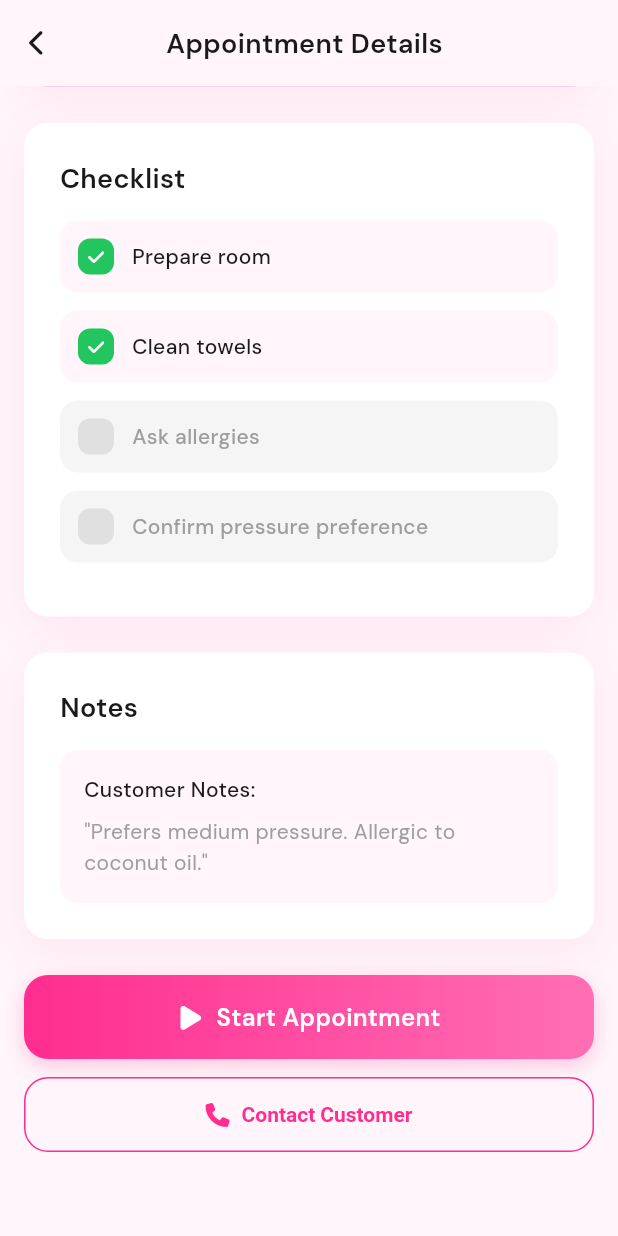
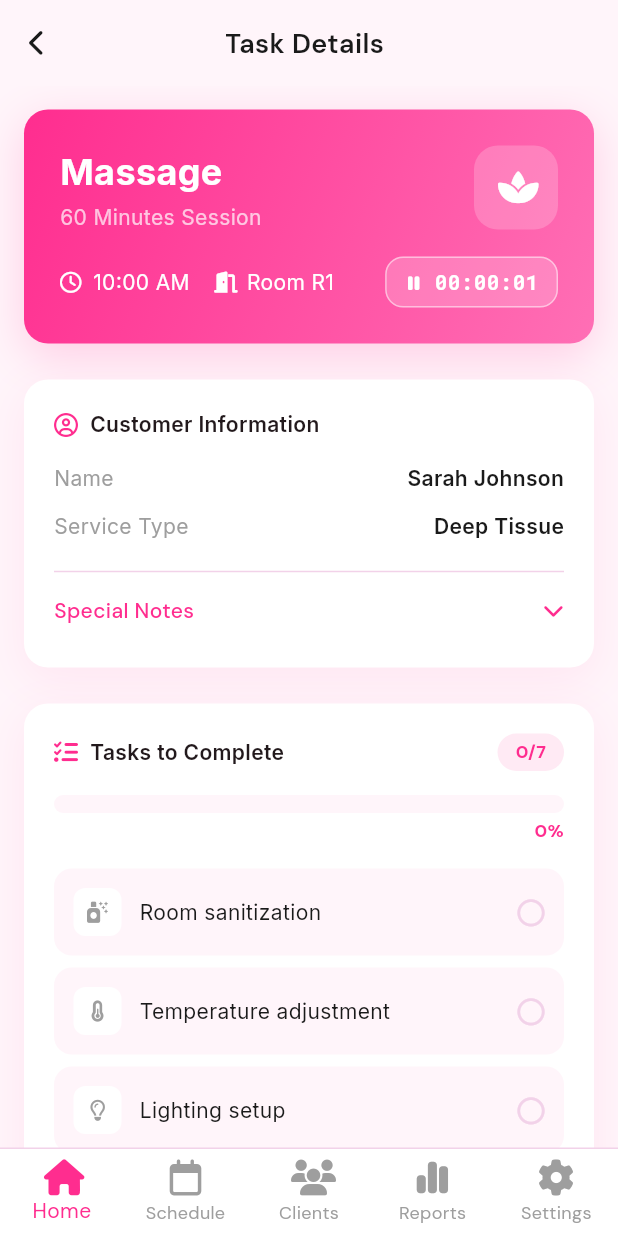
Before and after one commit to softdevglobal/bmspro-pink, a Flutter app: the AppointmentDetailsPage screen opened directly, scrolled down 774 dp, after a tap on "Start Appointment", on a phone screen of 412 x 824 dp. Run offline on Flutter 3.47's test engine with Material 3 defaults, Android fonts, the phone set to English and light mode, and no system bars; our stand-ins replace fl_chart, font_awesome_flutter, google_fonts; network calls fail.

Commit message:
task-details

```diff
--- a/lib/screens/appointment_details_page.dart
+++ b/lib/screens/appointment_details_page.dart
@@ -1,6 +1,7 @@
 import 'dart:async';
 import 'package:flutter/material.dart';
 import 'package:font_awesome_flutter/font_awesome_flutter.dart';
+import 'task_details_page.dart';
 
 // --- 1. Theme & Colors ---
 class AppColors {
@@ -372,7 +373,15 @@ class _AppointmentDetailsPageState extends State<AppointmentDetailsPage> with Ti
   Widget _buildActionButtons() {
     return Column(
       children: [
-        _GradientButton(text: 'Start Appointment', icon: FontAwesomeIcons.play, onPressed: () {}),
+        _GradientButton(
+          text: 'Start Appointment',
+          icon: FontAwesomeIcons.play,
+          onPressed: () {
+            Navigator.of(context).push(
+              MaterialPageRoute(builder: (_) => const TaskDetailsPage()),
+            );
+          },
+        ),
         const SizedBox(height: 12),
         SizedBox(
           width: double.infinity,
--- /dev/null
+++ b/lib/screens/task_details_page.dart
@@ -0,0 +1,517 @@
+import 'dart:async';
+import 'package:flutter/material.dart';
+import 'package:google_fonts/google_fonts.dart';
+import 'package:font_awesome_flutter/font_awesome_flutter.dart';
+
+// --- 1. Theme & Colors ---
+class AppColors {
+  static const primary = Color(0xFFFF2D8F);
+  static const primaryDark = Color(0xFFD81F75);
+  static const accent = Color(0xFFFF6FB5);
+  static const background = Color(0xFFFFF5FA);
+  static const card = Colors.white;
+  static const text = Color(0xFF1A1A1A);
+  static const muted = Color(0xFF9E9E9E);
+  static const border = Color(0xFFF2D2E9);
+}
+
+class TaskDetailsPage extends StatefulWidget {
+  const TaskDetailsPage({super.key});
+
+  @override
+  State<TaskDetailsPage> createState() => _TaskDetailsPageState();
+}
+
+class _TaskDetailsPageState extends State<TaskDetailsPage> with TickerProviderStateMixin {
+  // --- Stopwatch State ---
+  Timer? _stopwatchTimer;
+  int _elapsedSeconds = 0;
+  bool _isStopwatchRunning = false;
+
+  // --- Task State ---
+  bool _isNotesExpanded = false;
+  bool _isFinishing = false;
+
+  // Mock Data from HTML
+  final List<Map<String, dynamic>> _tasks = [
+    {'id': 1, 'title': 'Room sanitization', 'icon': FontAwesomeIcons.sprayCanSparkles, 'completed': false},
+    {'id': 2, 'title': 'Temperature adjustment', 'icon': FontAwesomeIcons.temperatureHalf, 'completed': false},
+    {'id': 3, 'title': 'Lighting setup', 'icon': FontAwesomeIcons.lightbulb, 'completed': false},
+    {'id': 4, 'title': 'Ambient music', 'icon': FontAwesomeIcons.music, 'completed': false},
+    {'id': 5, 'title': 'Essential oils ready', 'icon': FontAwesomeIcons.droplet, 'completed': false},
+    {'id': 6, 'title': 'Towels warmed', 'icon': FontAwesomeIcons.handSparkles, 'completed': false},
+    {'id': 7, 'title': 'Client form reviewed', 'icon': FontAwesomeIcons.clipboardCheck, 'completed': false},
+  ];
+
+  // Animations
+  late AnimationController _pulseController;
+  late Animation<double> _pulseAnimation;
+
+  @override
+  void initState() {
+    super.initState();
+    // 1. Auto-start stopwatch on load
+    _startStopwatch();
+    // 2. Setup Pulse Animation for Finish Button
+    _pulseController = AnimationController(
+      vsync: this,
+      duration: const Duration(seconds: 2),
+    );
+    _pulseAnimation = Tween<double>(begin: 1.0, end: 1.05).animate(
+      CurvedAnimation(parent: _pulseController, curve: Curves.easeInOut),
+    );
+  }
+
+  @override
+  void dispose() {
+    _stopwatchTimer?.cancel();
+    _pulseController.dispose();
+    super.dispose();
+  }
+
+  // --- Stopwatch Logic ---
+  void _startStopwatch() {
+    if (_isStopwatchRunning) return;
+    setState(() => _isStopwatchRunning = true);
+    _stopwatchTimer = Timer.periodic(const Duration(seconds: 1), (timer) {
+      setState(() {
+        _elapsedSeconds++;
+      });
+    });
+  }
+
+  void _stopStopwatch() {
+    _stopwatchTimer?.cancel();
+    setState(() => _isStopwatchRunning = false);
+  }
+
+  void _toggleStopwatch() {
+    if (_isStopwatchRunning) {
+      _stopStopwatch();
+    } else {
+      _startStopwatch();
+    }
+  }
+
+  String _formatTime(int totalSeconds) {
+    final hrs = (totalSeconds ~/ 3600).toString().padLeft(2, '0');
+    final mins = ((totalSeconds % 3600) ~/ 60).toString().padLeft(2, '0');
+    final secs = (totalSeconds % 60).toString().padLeft(2, '0');
+    return "$hrs:$mins:$secs";
+  }
+
+  // --- Task Progress Logic ---
+  int get _completedCount => _tasks.where((t) => t['completed']).length;
+  int get _totalCount => _tasks.length;
+  double get _progress => _totalCount == 0 ? 0 : _completedCount / _totalCount;
+  bool get _isComplete => _completedCount == _totalCount;
+
+  void _toggleTask(int index) {
+    setState(() {
+      _tasks[index]['completed'] = !_tasks[index]['completed'];
+      // Trigger pulse animation if all done
+      if (_isComplete) {
+        _pulseController.repeat(reverse: true);
+      } else {
+        _pulseController.stop();
+        _pulseController.reset();
+      }
+    });
+  }
+
+  void _handleFinish() async {
+    if (!_isComplete) return;
+    // Stop timer on finish
+    _stopStopwatch();
+    setState(() => _isFinishing = true);
+    // Simulate network delay
+    await Future.delayed(const Duration(seconds: 2));
+    if (mounted) {
+      setState(() => _isFinishing = false);
+      Navigator.pop(context); // Go back to previous screen
+      ScaffoldMessenger.of(context).showSnackBar(
+        const SnackBar(content: Text("Task Completed Successfully!")),
+      );
+    }
+  }
+
+  // --- UI Construction ---
+  @override
+  Widget build(BuildContext context) {
+    return Scaffold(
+      backgroundColor: AppColors.background,
+      body: SafeArea(
+        child: Column(
+          children: [
+            _buildHeader(),
+            Expanded(
+              child: SingleChildScrollView(
+                padding: const EdgeInsets.all(16),
+                child: Column(
+                  children: [
+                    _buildServiceHeader(),
+                    const SizedBox(height: 24),
+                    _buildCustomerInfo(),
+                    const SizedBox(height: 24),
+                    _buildTasksSection(),
+                    const SizedBox(height: 24),
+                    _buildFinishSection(),
+                    const SizedBox(height: 40),
+                  ],
+                ),
+              ),
+            ),
+          ],
+        ),
+      ),
+      bottomNavigationBar: _buildBottomNav(),
+    );
+  }
+
+  Widget _buildHeader() {
+    return Container(
+      padding: const EdgeInsets.symmetric(horizontal: 16, vertical: 16),
+      decoration: const BoxDecoration(color: AppColors.background),
+      child: Row(
+        children: const [
+          _BackChevron(),
+          Expanded(
+            child: Center(
+              child: Text(
+                'Task Details',
+                style: TextStyle(fontSize: 18, fontWeight: FontWeight.w600, color: AppColors.text),
+              ),
+            ),
+          ),
+          SizedBox(width: 24),
+        ],
+      ),
+    );
+  }
+
+  Widget _buildServiceHeader() {
+    return Container(
+      padding: const EdgeInsets.all(24),
+      decoration: BoxDecoration(
+        gradient: const LinearGradient(
+          colors: [AppColors.primary, AppColors.accent],
+          begin: Alignment.topLeft,
+          end: Alignment.bottomRight,
+        ),
+        borderRadius: BorderRadius.circular(16),
+        boxShadow: [
+          BoxShadow(color: AppColors.primary.withOpacity(0.2), blurRadius: 25, offset: const Offset(0, 8)),
+        ],
+      ),
+      child: Column(
+        children: [
+          Row(
+            mainAxisAlignment: MainAxisAlignment.spaceBetween,
+            crossAxisAlignment: CrossAxisAlignment.start,
+            children: [
+              Column(
+                crossAxisAlignment: CrossAxisAlignment.start,
+                children: [
+                  Text('Massage', style: GoogleFonts.inter(fontSize: 24, fontWeight: FontWeight.bold, color: Colors.white)),
+                  const SizedBox(height: 4),
+                  Text('60 Minutes Session', style: GoogleFonts.inter(fontSize: 14, color: Colors.white70)),
+                ],
+              ),
+              Container(
+                width: 56, height: 56,
+                decoration: BoxDecoration(color: Colors.white.withOpacity(0.2), borderRadius: BorderRadius.circular(16)),
+                child: const Center(child: Icon(FontAwesomeIcons.spa, color: Colors.white, size: 24)),
+              ),
+            ],
+          ),
+          const SizedBox(height: 16),
+          Row(
+            mainAxisAlignment: MainAxisAlignment.spaceBetween,
+            children: [
+              Row(
+                children: [
+                  const Icon(FontAwesomeIcons.clock, color: Colors.white, size: 14),
+                  const SizedBox(width: 8),
+                  Text('10:00 AM', style: GoogleFonts.inter(color: Colors.white, fontSize: 14)),
+                  const SizedBox(width: 16),
+                  const Icon(FontAwesomeIcons.doorOpen, color: Colors.white, size: 14),
+                  const SizedBox(width: 8),
+                  Text('Room R1', style: GoogleFonts.inter(color: Colors.white, fontSize: 14)),
+                ],
+              ),
+              // --- Stopwatch Component ---
+              GestureDetector(
+                onTap: _toggleStopwatch,
+                child: AnimatedContainer(
+                  duration: const Duration(milliseconds: 300),
+                  padding: const EdgeInsets.symmetric(horizontal: 12, vertical: 6),
+                  decoration: BoxDecoration(
+                    color: Colors.white.withOpacity(0.2),
+                    borderRadius: BorderRadius.circular(12),
+                    border: _isStopwatchRunning ? Border.all(color: Colors.white.withOpacity(0.5)) : null,
+                  ),
+                  child: Row(
+                    children: [
+                      Icon(
+                        _isStopwatchRunning ? FontAwesomeIcons.pause : FontAwesomeIcons.play,
+                        color: Colors.white,
+                        size: 12,
+                      ),
+                      const SizedBox(width: 8),
+                      Text(
+                        _formatTime(_elapsedSeconds),
+                        style: GoogleFonts.robotoMono(
+                          color: Colors.white,
+                          fontWeight: FontWeight.bold,
+                          fontSize: 14,
+                        ),
+                      ),
+                    ],
+                  ),
+                ),
+              ),
+            ],
+          )
+        ],
+      ),
+    );
+  }
+
+  Widget _buildCustomerInfo() {
+    return Container(
+      padding: const EdgeInsets.all(20),
+      decoration: _cardDecoration(),
+      child: Column(
+        crossAxisAlignment: CrossAxisAlignment.start,
+        children: [
+          Row(
+            children: [
+              const Icon(FontAwesomeIcons.circleUser, color: AppColors.primary, size: 16),
+              const SizedBox(width: 8),
+              Text('Customer Information', style: GoogleFonts.inter(fontSize: 14, fontWeight: FontWeight.w600)),
+            ],
+          ),
+          const SizedBox(height: 16),
+          _infoRow('Name', 'Sarah Johnson'),
+          const SizedBox(height: 12),
+          _infoRow('Service Type', 'Deep Tissue'),
+          const SizedBox(height: 12),
+          const Divider(color: AppColors.border),
+          InkWell(
+            onTap: () => setState(() => _isNotesExpanded = !_isNotesExpanded),
+            child: Padding(
+              padding: const EdgeInsets.symmetric(vertical: 8.0),
+              child: Row(
+                mainAxisAlignment: MainAxisAlignment.spaceBetween,
+                children: [
+                  const Text('Special Notes', style: TextStyle(fontSize: 14, fontWeight: FontWeight.w500, color: AppColors.primary)),
+                  Icon(_isNotesExpanded ? FontAwesomeIcons.chevronUp : FontAwesomeIcons.chevronDown, size: 14, color: AppColors.primary),
+                ],
+              ),
+            ),
+          ),
+          if (_isNotesExpanded)
+            Container(
+              width: double.infinity,
+              margin: const EdgeInsets.only(top: 8),
+              padding: const EdgeInsets.all(12),
+              decoration: BoxDecoration(color: AppColors.background, borderRadius: BorderRadius.circular(12)),
+              child: Text(
+                'Relaxation style massage. Client prefers medium pressure. Has mild lower back tension. Lavender oil preferred.',
+                style: GoogleFonts.inter(fontSize: 14, height: 1.5, color: AppColors.text),
+              ),
+            ),
+        ],
+      ),
+    );
+  }
+
+  Widget _buildTasksSection() {
+    return Container(
+      padding: const EdgeInsets.all(20),
+      decoration: _cardDecoration(),
+      child: Column(
+        children: [
+          Row(
+            mainAxisAlignment: MainAxisAlignment.spaceBetween,
+            children: [
+              Row(
+                children: [
+                  const Icon(FontAwesomeIcons.listCheck, color: AppColors.primary, size: 16),
+                  const SizedBox(width: 8),
+                  Text('Tasks to Complete', style: GoogleFonts.inter(fontSize: 14, fontWeight: FontWeight.w600)),
+                ],
+              ),
+              Container(
+                padding: const EdgeInsets.symmetric(horizontal: 12, vertical: 4),
+                decoration: BoxDecoration(color: AppColors.primary.withOpacity(0.1), borderRadius: BorderRadius.circular(20)),
+                child: Text('$_completedCount/$_totalCount', style: const TextStyle(color: AppColors.primary, fontWeight: FontWeight.bold, fontSize: 12)),
+              ),
+            ],
+          ),
+          const SizedBox(height: 16),
+          // Progress Bar
+          ClipRRect(
+            borderRadius: BorderRadius.circular(10),
+            child: LinearProgressIndicator(
+              value: _progress,
+              minHeight: 12,
+              backgroundColor: AppColors.background,
+              valueColor: const AlwaysStoppedAnimation<Color>(AppColors.primary),
+            ),
+          ),
+          const SizedBox(height: 4),
+          Align(
+            alignment: Alignment.centerRight,
+            child: Text('${(_progress * 100).toInt()}%', style: const TextStyle(fontSize: 12, fontWeight: FontWeight.bold, color: AppColors.primary)),
+          ),
+          const SizedBox(height: 16),
+          // Task List
+          ...List.generate(_tasks.length, (index) {
+            final task = _tasks[index];
+            final isDone = task['completed'];
+            return GestureDetector(
+              onTap: () => _toggleTask(index),
+              child: AnimatedContainer(
+                duration: const Duration(milliseconds: 300),
+                margin: const EdgeInsets.only(bottom: 8),
+                padding: const EdgeInsets.all(12),
+                decoration: BoxDecoration(
+                  color: isDone ? AppColors.primary.withOpacity(0.05) : AppColors.background,
+                  borderRadius: BorderRadius.circular(12),
+                  border: Border.all(color: isDone ? AppColors.primary.withOpacity(0.3) : Colors.transparent),
+                ),
+                child: Row(
+                  children: [
+                    Container(
+                      width: 32, height: 32,
+                      decoration: BoxDecoration(color: AppColors.card, borderRadius: BorderRadius.circular(8)),
+                      child: Center(child: Icon(task['icon'], size: 14, color: AppColors.muted)),
+                    ),
+                    const SizedBox(width: 12),
+                    Expanded(
+                      child: Text(task['title'], style: GoogleFonts.inter(fontSize: 14, color: AppColors.text)),
+                    ),
+                    Icon(
+                      isDone ? FontAwesomeIcons.solidCircleCheck : FontAwesomeIcons.circle,
+                      size: 18,
+                      color: isDone ? AppColors.primary : AppColors.border,
+                    ),
+                  ],
+                ),
+              ),
+            );
+          }),
+        ],
+      ),
+    );
+  }
+
+  Widget _buildFinishSection() {
+    return Column(
+      children: [
+        ScaleTransition(
+          scale: _pulseAnimation,
+          child: Container(
+            width: double.infinity,
+            height: 56,
+            decoration: BoxDecoration(
+              gradient: _isComplete ? const LinearGradient(colors: [AppColors.primary, AppColors.accent]) : null,
+              color: _isComplete ? null : Colors.grey.shade300,
+              borderRadius: BorderRadius.circular(16),
+              boxShadow: _isComplete ? [BoxShadow(color: AppColors.primary.withOpacity(0.4), blurRadius: 20, spreadRadius: 2)] : [],
+            ),
+            child: Material(
+              color: Colors.transparent,
+              child: InkWell(
+                onTap: _isComplete && !_isFinishing ? _handleFinish : null,
+                borderRadius: BorderRadius.circular(16),
+                child: Center(
+                  child: _isFinishing
+                      ? const SizedBox(width: 24, height: 24, child: CircularProgressIndicator(color: Colors.white, strokeWidth: 2))
+                      : Row(
+                          mainAxisAlignment: MainAxisAlignment.center,
+                          children: [
+                            Icon(FontAwesomeIcons.circleCheck, color: _isComplete ? Colors.white : Colors.grey.shade500, size: 20),
+                            const SizedBox(width: 12),
+                            Text(
+                              'Finish Task',
+                              style: GoogleFonts.inter(fontSize: 18, fontWeight: FontWeight.bold, color: _isComplete ? Colors.white : Colors.grey.shade500),
+                            ),
+                          ],
+                        ),
+                ),
+              ),
+            ),
+          ),
+        ),
+        const SizedBox(height: 12),
+        Row(
+          mainAxisAlignment: MainAxisAlignment.center,
+          children: [
+            Icon(_isComplete ? FontAwesomeIcons.check : FontAwesomeIcons.triangleExclamation, size: 14, color: _isComplete ? Colors.green : Colors.orange),
+            const SizedBox(width: 8),
+            Text(
+              _isComplete ? 'All tasks completed! Ready to finish' : 'Complete all tasks to finish',
+              style: GoogleFonts.inter(fontSize: 14, fontWeight: FontWeight.w500, color: _isComplete ? Colors.green : Colors.orange),
+            ),
+          ],
+        ),
+      ],
+    );
+  }
+
+  Widget _buildBottomNav() {
+    return Container(
+      decoration: const BoxDecoration(
+        color: AppColors.card,
+        border: Border(top: BorderSide(color: AppColors.border)),
+      ),
+      child: BottomNavigationBar(
+        backgroundColor: AppColors.card,
+        type: BottomNavigationBarType.fixed,
+        elevation: 0,
+        selectedItemColor: AppColors.primary,
+        unselectedItemColor: AppColors.muted,
+        items: const [
+          BottomNavigationBarItem(icon: Icon(FontAwesomeIcons.house), label: 'Home'),
+          BottomNavigationBarItem(icon: Icon(FontAwesomeIcons.calendar), label: 'Schedule'),
+          BottomNavigationBarItem(icon: Icon(FontAwesomeIcons.users), label: 'Clients'),
+          BottomNavigationBarItem(icon: Icon(FontAwesomeIcons.chartSimple), label: 'Reports'),
+          BottomNavigationBarItem(icon: Icon(FontAwesomeIcons.gear), label: 'Settings'),
+        ],
+      ),
+    );
+  }
+
+  // --- Helper Widgets ---
+  Widget _infoRow(String label, String value) {
+    return Row(
+      mainAxisAlignment: MainAxisAlignment.spaceBetween,
+      children: [
+        Text(label, style: GoogleFonts.inter(color: AppColors.muted, fontSize: 14)),
+        Text(value, style: GoogleFonts.inter(color: AppColors.text, fontWeight: FontWeight.w600, fontSize: 14)),
+      ],
+    );
+  }
+
+  BoxDecoration _cardDecoration() {
+    return BoxDecoration(
+      color: AppColors.card,
+      borderRadius: BorderRadius.circular(16),
+      boxShadow: [BoxShadow(color: AppColors.primary.withOpacity(0.08), blurRadius: 25, offset: const Offset(0, 8))],
+    );
+  }
+}
+
+// Back chevron to match other pages
+class _BackChevron extends StatelessWidget {
+  const _BackChevron();
+  @override
+  Widget build(BuildContext context) {
+    return GestureDetector(
+      onTap: () => Navigator.pop(context),
+      child: const Icon(FontAwesomeIcons.chevronLeft, size: 18, color: AppColors.text),
+    );
+  }
+}
```
